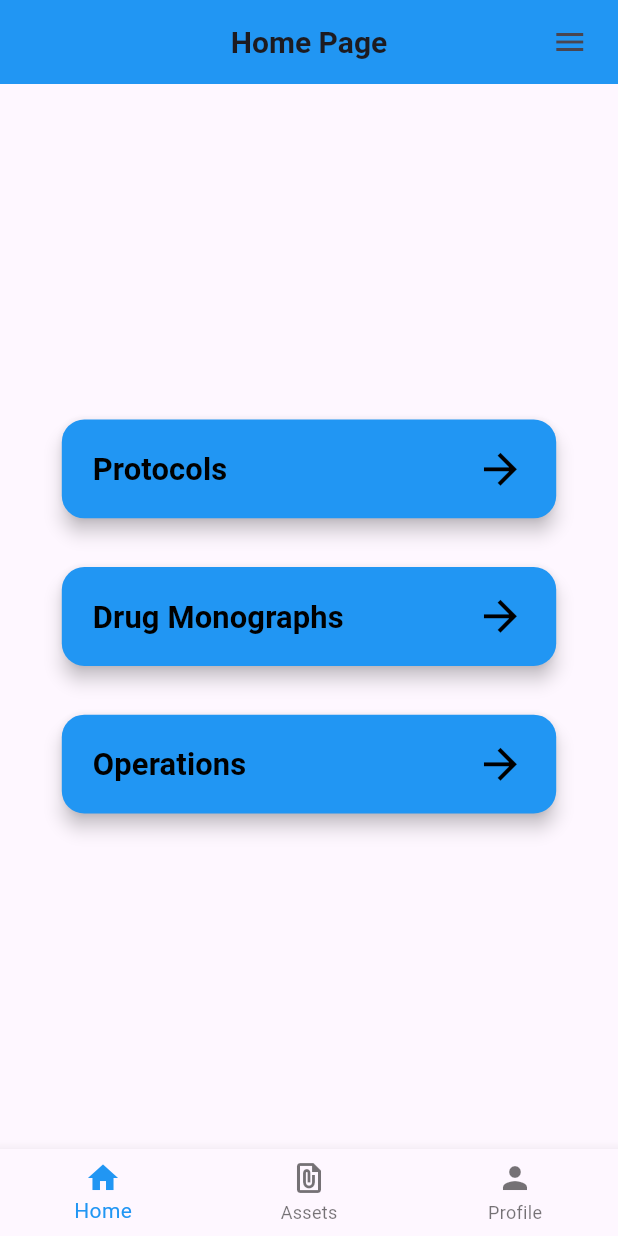
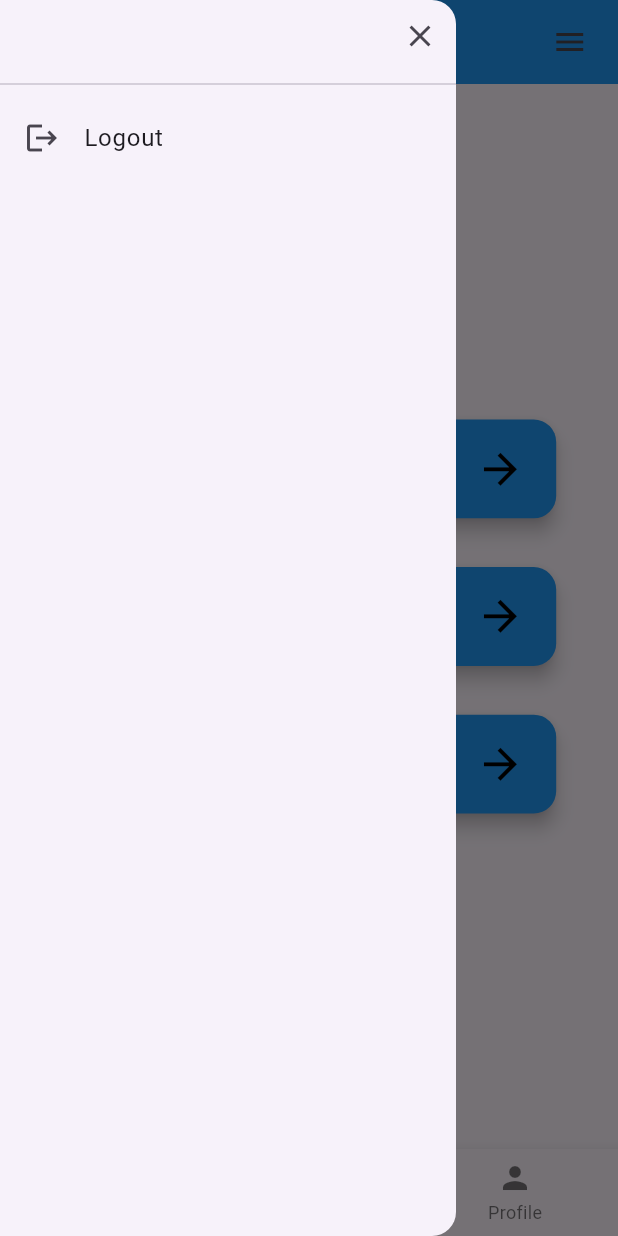
Before and after one commit to Malbus448/protocol_app, a Flutter app: the HomePage screen opened by its route, with the side drawer open (before the commit the screen has no drawer), on a phone screen of 412 x 824 dp. Run offline on Flutter 3.47's test engine with Material 3 defaults, Android fonts, the phone set to English and light mode, and no system bars; our stand-ins replace cloud_firestore, csv, firebase_auth, firebase_core, flutter_svg; accounts and stored records are empty.

Commit message:
added a drawer to the home page, in the drawer there is a logout  button all fuctions properly

```diff
--- a/lib/pages/home.dart
+++ b/lib/pages/home.dart
@@ -3,7 +3,8 @@ import 'package:csv/csv.dart';
 import 'package:flutter/services.dart' show rootBundle;
 import '../widgets/main_nav_button.dart';
 import '../widgets/bottom_nav_bar.dart';
-import '../utils/screen_utils.dart'; // Assuming ScreenUtils is in this path
+import '../utils/screen_utils.dart';
+import 'package:firebase_auth/firebase_auth.dart';
 
 class HomePage extends StatefulWidget {
   const HomePage({super.key});
@@ -13,6 +14,7 @@ class HomePage extends StatefulWidget {
 }
 
 class HomePageState extends State<HomePage> {
+  final GlobalKey<ScaffoldState> _scaffoldKey = GlobalKey<ScaffoldState>();
   int _selectedIndex = 0;
 
   Future<List<List<dynamic>>> loadCSV(String fileName) async {
@@ -38,9 +40,40 @@ class HomePageState extends State<HomePage> {
     }
   }
 
+  void _logout() async {
+    await FirebaseAuth.instance.signOut();
+  if (!mounted) return;
+  Navigator.pushReplacementNamed(context, '/login');
+}
+
   @override
   Widget build(BuildContext context) {
     return Scaffold(
+      key: _scaffoldKey,
+      drawer: Drawer(
+        child: SafeArea(
+          child: Column(
+            crossAxisAlignment: CrossAxisAlignment.stretch,
+            children: [
+              Align(
+                alignment: Alignment.topRight,
+                child: IconButton(
+                  icon: const Icon(Icons.close),
+                  onPressed: () {
+                    Navigator.of(context).pop();
+                  },
+                ),
+              ),
+              const Divider(),
+              ListTile(
+                leading: const Icon(Icons.logout),
+                title: const Text('Logout'),
+                onTap: _logout,
+              ),
+            ],
+          ),
+        ),
+      ),
       appBar: AppBar(
         automaticallyImplyLeading: false,
         title: const Text(
@@ -58,7 +91,7 @@ class HomePageState extends State<HomePage> {
             child: IconButton(
               icon: const Icon(Icons.menu),
               onPressed: () {
-                // Handle menu press
+                _scaffoldKey.currentState?.openDrawer();
               },
             ),
           ),
```
